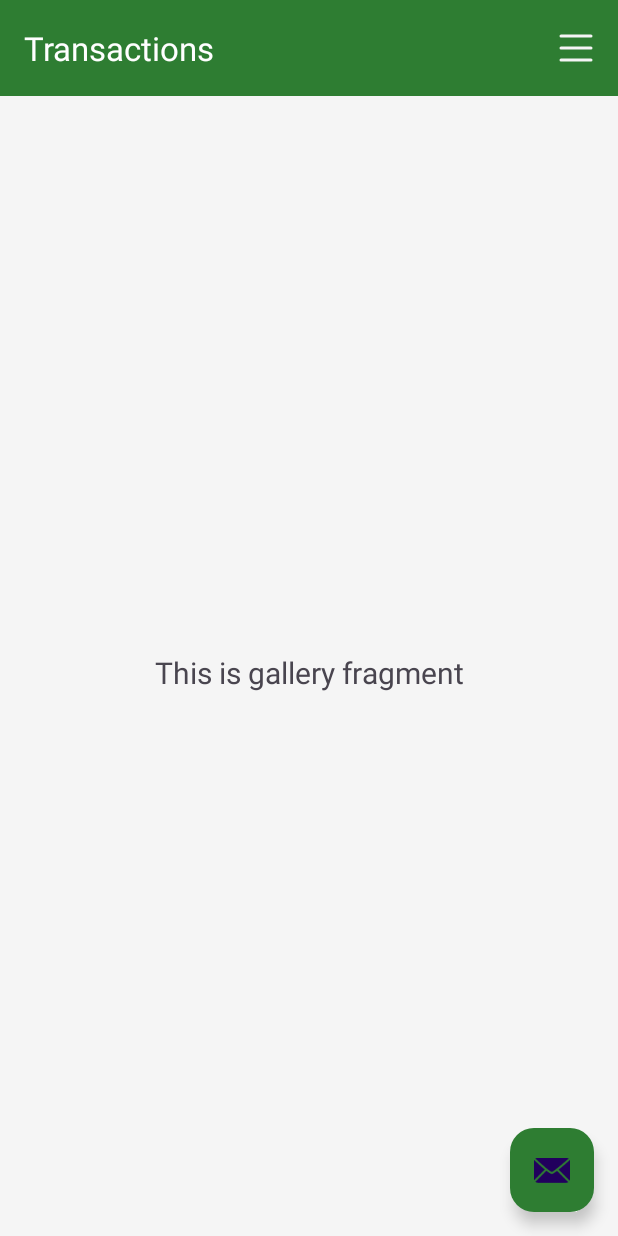
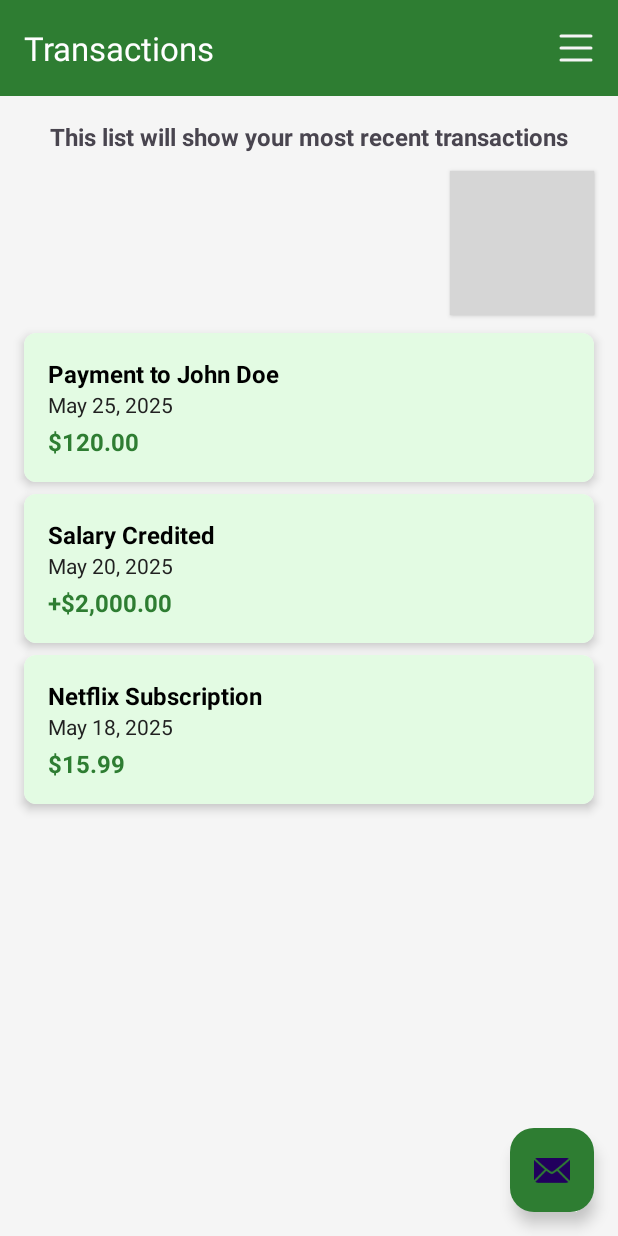
Before and after one commit to ramusama09/PDAO_App, an Android app: the screen it shows after launch once a user with an empty profile is signed in (Dashboard), in the side drawer, after a tap on "Transactions", on a phone screen of 412 x 824 dp. Run offline under Robolectric (Android 15) with nearby library versions, the phone set to English and light mode, and no system bars; our stand-ins replace Firebase (no records; nobody signed in at launch, a user with empty details on screens opened directly), navigation-ui; grey boxes are pictures that could not be loaded.

Commit message:
Ver 1.3.0
Added Log out function
Updated UI for User Dashboard
Refactored names for fragments for clarity

```diff
--- a/app/build.gradle.kts
+++ b/app/build.gradle.kts
@@ -11,8 +11,8 @@ android {
         applicationId = "com.example.pdao_app"
         minSdk = 24
         targetSdk = 34
-        versionCode = 4
-        versionName = "1.2.0"
+        versionCode = 5
+        versionName = "1.3.0"
 
         testInstrumentationRunner = "androidx.test.runner.AndroidJUnitRunner"
     }
--- a/app/src/main/java/com/example/pdao_app/Dashboard.java
+++ b/app/src/main/java/com/example/pdao_app/Dashboard.java
@@ -1,10 +1,13 @@
 package com.example.pdao_app;
 
+import android.content.Intent;
 import android.os.Bundle;
 import android.view.MenuItem;
 import android.view.View;
 import android.view.Menu;
 import android.view.Window;
+import android.widget.Button;
+import android.widget.Toast;
 
 import com.google.android.material.snackbar.Snackbar;
 import com.google.android.material.navigation.NavigationView;
@@ -21,9 +24,7 @@ import androidx.appcompat.app.AppCompatActivity;
 
 import com.example.pdao_app.databinding.ActivityDashboardBinding;
 
-import androidx.core.view.ViewCompat;
-import androidx.core.view.WindowInsetsCompat;
-import androidx.core.graphics.Insets;
+import com.google.firebase.auth.FirebaseAuth;
 
 
 public class Dashboard extends AppCompatActivity {
@@ -61,13 +62,29 @@ public class Dashboard extends AppCompatActivity {
         DrawerLayout drawer = binding.drawerLayout;
         NavigationView navigationView = binding.navView;
 
+        NavigationView navView = findViewById(R.id.nav_view);
+
+        // Inflate footer layout containing the button
+        View footerView = getLayoutInflater().inflate(R.layout.nav_logout, navView, false);
+        navView.addView(footerView);
+
+        // Setup the button click listener
+        Button footerBtn = footerView.findViewById(R.id.nav_footer_button);
+        footerBtn.setOnClickListener(v -> {
+
+            // Your logout or other action here
+            FirebaseAuth.getInstance().signOut();
+            startActivity(new Intent(this, MainActivity.class));
+            finish();
+        });
+
 
 
 
         // Passing each menu ID as a set of Ids because each
         // menu should be considered as top level destinations.
         mAppBarConfiguration = new AppBarConfiguration.Builder(
-                R.id.nav_home, R.id.nav_gallery, R.id.nav_slideshow)
+                R.id.nav_home, R.id.nav_gallery, R.id.nav_aboutyou)
                 .setOpenableLayout(drawer)
                 .build();
         NavController navController = Navigation.findNavController(this, R.id.nav_host_fragment_content_dashboard);
--- /dev/null
+++ b/app/src/main/java/com/example/pdao_app/Transaction.java
@@ -0,0 +1,25 @@
+package com.example.pdao_app;
+
+public class Transaction {
+    private String title;
+    private String date;
+    private String amount;
+
+    public Transaction(String title, String date, String amount) {
+        this.title = title;
+        this.date = date;
+        this.amount = amount;
+    }
+
+    public String getTitle() {
+        return title;
+    }
+
+    public String getDate() {
+        return date;
+    }
+
+    public String getAmount() {
+        return amount;
+    }
+}
--- /dev/null
+++ b/app/src/main/java/com/example/pdao_app/TransactionAdapter.java
@@ -0,0 +1,52 @@
+package com.example.pdao_app;
+
+import android.view.LayoutInflater;
+import android.view.View;
+import android.view.ViewGroup;
+import android.widget.TextView;
+
+import androidx.annotation.NonNull;
+import androidx.recyclerview.widget.RecyclerView;
+
+import java.util.List;
+
+public class TransactionAdapter extends RecyclerView.Adapter<TransactionAdapter.TransactionViewHolder> {
+
+    private List<Transaction> transactionList;
+
+    public TransactionAdapter(List<Transaction> transactionList) {
+        this.transactionList = transactionList;
+    }
+
+    public static class TransactionViewHolder extends RecyclerView.ViewHolder {
+        TextView title, date, amount;
+
+        public TransactionViewHolder(View itemView) {
+            super(itemView);
+            title = itemView.findViewById(R.id.text_transaction_title);
+            date = itemView.findViewById(R.id.text_transaction_date);
+            amount = itemView.findViewById(R.id.text_transaction_amount);
+        }
+    }
+
+    @NonNull
+    @Override
+    public TransactionViewHolder onCreateViewHolder(@NonNull ViewGroup parent, int viewType) {
+        View view = LayoutInflater.from(parent.getContext())
+                .inflate(R.layout.item_transaction, parent, false);
+        return new TransactionViewHolder(view);
+    }
+
+    @Override
+    public void onBindViewHolder(@NonNull TransactionViewHolder holder, int position) {
+        Transaction transaction = transactionList.get(position);
+        holder.title.setText(transaction.getTitle());
+        holder.date.setText(transaction.getDate());
+        holder.amount.setText(transaction.getAmount());
+    }
+
+    @Override
+    public int getItemCount() {
+        return transactionList.size();
+    }
+}
--- a/app/src/main/java/com/example/pdao_app/ui/gallery/GalleryFragment.java
+++ /dev/null
@@ -1,37 +0,0 @@
-package com.example.pdao_app.ui.gallery;
-
-import android.os.Bundle;
-import android.view.LayoutInflater;
-import android.view.View;
-import android.view.ViewGroup;
-import android.widget.TextView;
-
-import androidx.annotation.NonNull;
-import androidx.fragment.app.Fragment;
-import androidx.lifecycle.ViewModelProvider;
-
-import com.example.pdao_app.databinding.FragmentGalleryBinding;
-
-public class GalleryFragment extends Fragment {
-
-    private FragmentGalleryBinding binding;
-
-    public View onCreateView(@NonNull LayoutInflater inflater,
-                             ViewGroup container, Bundle savedInstanceState) {
-        GalleryViewModel galleryViewModel =
-                new ViewModelProvider(this).get(GalleryViewModel.class);
-
-        binding = FragmentGalleryBinding.inflate(inflater, container, false);
-        View root = binding.getRoot();
-
-        final TextView textView = binding.textGallery;
-        galleryViewModel.getText().observe(getViewLifecycleOwner(), textView::setText);
-        return root;
-    }
-
-    @Override
-    public void onDestroyView() {
-        super.onDestroyView();
-        binding = null;
-    }
-}
--- /dev/null
+++ b/app/src/main/java/com/example/pdao_app/ui/transaction/TransactionFragment.java
@@ -0,0 +1,58 @@
+package com.example.pdao_app.ui.transaction;
+
+import android.os.Bundle;
+import android.view.LayoutInflater;
+import android.view.View;
+import android.view.ViewGroup;
+
+import androidx.annotation.NonNull;
+import androidx.fragment.app.Fragment;
+import androidx.lifecycle.ViewModelProvider;
+import androidx.recyclerview.widget.LinearLayoutManager;
+
+import com.example.pdao_app.Transaction;
+import com.example.pdao_app.TransactionAdapter;
+import com.example.pdao_app.databinding.FragmentTransactionBinding;
+
+import java.util.ArrayList;
+import java.util.List;
+
+public class TransactionFragment extends Fragment {
+
+    private FragmentTransactionBinding binding;
+
+    public View onCreateView(@NonNull LayoutInflater inflater,
+                             ViewGroup container, Bundle savedInstanceState) {
+        TransactionViewModel transactionViewModel =
+                new ViewModelProvider(this).get(TransactionViewModel.class);
+
+        binding = FragmentTransactionBinding.inflate(inflater, container, false);
+        View root = binding.getRoot();
+
+        // Set header text via ViewModel
+        transactionViewModel.getText().observe(getViewLifecycleOwner(), text -> {
+            binding.textHeader.setText(text);
+        });
+
+        // Create mock transactions
+
+        //To populate real data, put them all in the ArrayList using "Transaction.java" as Data Model
+        List<Transaction> transactionList = new ArrayList<>();
+        transactionList.add(new Transaction("Payment to John Doe", "May 25, 2025", "$120.00"));
+        transactionList.add(new Transaction("Salary Credited", "May 20, 2025", "+$2,000.00"));
+        transactionList.add(new Transaction("Netflix Subscription", "May 18, 2025", "$15.99"));
+
+        // Set up RecyclerView
+        TransactionAdapter adapter = new TransactionAdapter(transactionList);
+        binding.recyclerTransactions.setLayoutManager(new LinearLayoutManager(getContext()));
+        binding.recyclerTransactions.setAdapter(adapter);
+
+        return root;
+    }
+
+    @Override
+    public void onDestroyView() {
+        super.onDestroyView();
+        binding = null;
+    }
+}
--- a/app/src/main/java/com/example/pdao_app/ui/gallery/GalleryViewModel.java
+++ b/app/src/main/java/com/example/pdao_app/ui/transaction/TransactionViewModel.java
@@ -1,16 +1,16 @@
-package com.example.pdao_app.ui.gallery;
+package com.example.pdao_app.ui.transaction;
 
 import androidx.lifecycle.LiveData;
 import androidx.lifecycle.MutableLiveData;
 import androidx.lifecycle.ViewModel;
 
-public class GalleryViewModel extends ViewModel {
+public class TransactionViewModel extends ViewModel {
 
     private final MutableLiveData<String> mText;
 
-    public GalleryViewModel() {
+    public TransactionViewModel() {
         mText = new MutableLiveData<>();
-        mText.setValue("This is gallery fragment");
+        mText.setValue("This list will show your most recent transactions");
     }
 
     public LiveData<String> getText() {
--- a/app/src/main/res/drawable/bg_rounded_green_button.xml
+++ b/app/src/main/res/drawable/bg_rounded_red_button.xml
@@ -3,13 +3,13 @@
     android:shape="rectangle">
 
     <!-- Background color -->
-    <solid android:color="@color/green" /> <!-- Change color as needed -->
+    <solid android:color="@color/emergency_red" /> <!-- Change color as needed -->
 
     <!-- Corner radius -->
     <corners android:radius="16dp" /> <!-- Adjust the corner radius -->
 
     <!-- Optional border -->
     <stroke
-        android:width="2dp"
+        android:width="1dp"
         android:color="@color/black" /> <!-- Optional: set to transparent to remove -->
 </shape>
--- /dev/null
+++ b/app/src/main/res/drawable/ic_menu_about_you.xml
@@ -0,0 +1,13 @@
+<vector xmlns:android="http://schemas.android.com/apk/res/android"
+    android:width="16dp"
+    android:height="16dp"
+    android:viewportWidth="16"
+    android:viewportHeight="16">
+  <path
+      android:pathData="M11,6a3,3 0,1 1,-6 0,3 3,0 0,1 6,0"
+      android:fillColor="@color/black"/>
+  <path
+      android:pathData="M0,8a8,8 0,1 1,16 0A8,8 0,0 1,0 8m8,-7a7,7 0,0 0,-5.468 11.37C3.242,11.226 4.805,10 8,10s4.757,1.225 5.468,2.37A7,7 0,0 0,8 1"
+      android:fillColor="@color/black"
+      android:fillType="evenOdd"/>
+</vector>
--- /dev/null
+++ b/app/src/main/res/drawable/ic_menu_home.xml
@@ -0,0 +1,12 @@
+<vector xmlns:android="http://schemas.android.com/apk/res/android"
+    android:width="16dp"
+    android:height="16dp"
+    android:viewportWidth="16"
+    android:viewportHeight="16">
+  <path
+      android:pathData="M8.707,1.5a1,1 0,0 0,-1.414 0L0.646,8.146a0.5,0.5 0,0 0,0.708 0.708L8,2.207l6.646,6.647a0.5,0.5 0,0 0,0.708 -0.708L13,5.793V2.5a0.5,0.5 0,0 0,-0.5 -0.5h-1a0.5,0.5 0,0 0,-0.5 0.5v1.293z"
+      android:fillColor="@color/black"/>
+  <path
+      android:pathData="m8,3.293 l6,6V13.5a1.5,1.5 0,0 1,-1.5 1.5h-9A1.5,1.5 0,0 1,2 13.5V9.293z"
+      android:fillColor="@color/black"/>
+</vector>
--- /dev/null
+++ b/app/src/main/res/drawable/ic_menu_transaction.xml
@@ -0,0 +1,12 @@
+<vector xmlns:android="http://schemas.android.com/apk/res/android"
+    android:width="16dp"
+    android:height="16dp"
+    android:viewportWidth="16"
+    android:viewportHeight="16">
+  <path
+      android:pathData="M5,0h8a2,2 0,0 1,2 2v10a2,2 0,0 1,-2 2,2 2,0 0,1 -2,2H3a2,2 0,0 1,-2 -2h1a1,1 0,0 0,1 1h8a1,1 0,0 0,1 -1V4a1,1 0,0 0,-1 -1H3a1,1 0,0 0,-1 1H1a2,2 0,0 1,2 -2h8a2,2 0,0 1,2 2v9a1,1 0,0 0,1 -1V2a1,1 0,0 0,-1 -1H5a1,1 0,0 0,-1 1H3a2,2 0,0 1,2 -2"
+      android:fillColor="@color/black"/>
+  <path
+      android:pathData="M1,6v-0.5a0.5,0.5 0,0 1,1 0L2,6h0.5a0.5,0.5 0,0 1,0 1h-2a0.5,0.5 0,0 1,0 -1zM1,9v-0.5a0.5,0.5 0,0 1,1 0L2,9h0.5a0.5,0.5 0,0 1,0 1h-2a0.5,0.5 0,0 1,0 -1zM1,11.5v0.5L0.5,12a0.5,0.5 0,0 0,0 1h2a0.5,0.5 0,0 0,0 -1L2,12v-0.5a0.5,0.5 0,0 0,-1 0"
+      android:fillColor="@color/black"/>
+</vector>
--- /dev/null
+++ b/app/src/main/res/layout/fragment_transaction.xml
@@ -0,0 +1,49 @@
+<?xml version="1.0" encoding="utf-8"?>
+<androidx.constraintlayout.widget.ConstraintLayout xmlns:android="http://schemas.android.com/apk/res/android"
+    xmlns:app="http://schemas.android.com/apk/res-auto"
+    xmlns:tools="http://schemas.android.com/tools"
+    android:layout_width="match_parent"
+    android:layout_height="match_parent"
+    tools:context=".ui.transaction.TransactionFragment">
+
+    <TextView
+        android:id="@+id/text_header"
+        android:layout_width="0dp"
+        android:layout_height="wrap_content"
+        android:layout_margin="16dp"
+        android:text="Transaction History"
+        android:textSize="16sp"
+        android:textStyle="bold"
+        android:textAlignment="center"
+        android:paddingBottom="12dp"
+        app:layout_constraintTop_toTopOf="parent"
+        app:layout_constraintStart_toStartOf="parent"
+        app:layout_constraintEnd_toEndOf="parent" />
+
+    <androidx.appcompat.widget.AppCompatButton
+        android:id="@+id/button_filter"
+        android:layout_width="wrap_content"
+        android:layout_height="wrap_content"
+        android:text="Filter"
+        android:layout_marginEnd="16dp"
+        android:background="@drawable/bg_rounded_green_button"
+        android:textColor="@color/off_white"
+        app:layout_constraintTop_toBottomOf="@id/text_header"
+        app:layout_constraintEnd_toEndOf="parent"
+        app:layout_constraintStart_toStartOf="parent"
+        app:layout_constraintHorizontal_bias="1.0" />
+
+    <androidx.recyclerview.widget.RecyclerView
+        android:id="@+id/recycler_transactions"
+        android:layout_width="0dp"
+        android:layout_height="0dp"
+        android:layout_marginStart="8dp"
+        android:layout_marginEnd="8dp"
+        android:layout_marginTop="8dp"
+        app:layout_constraintTop_toBottomOf="@id/button_filter"
+        app:layout_constraintBottom_toBottomOf="parent"
+        app:layout_constraintStart_toStartOf="parent"
+        app:layout_constraintEnd_toEndOf="parent"
+        tools:listitem="@layout/item_transaction" />
+
+</androidx.constraintlayout.widget.ConstraintLayout>
--- /dev/null
+++ b/app/src/main/res/layout/item_transaction.xml
@@ -0,0 +1,45 @@
+<?xml version="1.0" encoding="utf-8"?>
+<androidx.cardview.widget.CardView xmlns:android="http://schemas.android.com/apk/res/android"
+    xmlns:app="http://schemas.android.com/apk/res-auto"
+    android:layout_width="match_parent"
+    android:layout_height="wrap_content"
+    android:layout_marginVertical="4dp"
+    android:layout_marginHorizontal="8dp"
+    app:cardCornerRadius="8dp"
+    app:cardElevation="4dp">
+
+    <LinearLayout
+        android:layout_width="match_parent"
+        android:layout_height="wrap_content"
+        android:orientation="vertical"
+        android:padding="16dp"
+        android:background="@color/light_green_card">
+
+        <TextView
+            android:id="@+id/text_transaction_title"
+            android:layout_width="wrap_content"
+            android:layout_height="wrap_content"
+            android:text="Payment to John Doe"
+            android:textColor="@color/black"
+            android:textSize="16sp"
+            android:textStyle="bold" />
+
+        <TextView
+            android:id="@+id/text_transaction_date"
+            android:layout_width="wrap_content"
+            android:layout_height="wrap_content"
+            android:text="May 25, 2025"
+            android:textSize="14sp"
+            android:textColor="@color/text_dark" />
+
+        <TextView
+            android:id="@+id/text_transaction_amount"
+            android:layout_width="wrap_content"
+            android:layout_height="wrap_content"
+            android:text="$120.00"
+            android:textSize="16sp"
+            android:textStyle="bold"
+            android:layout_marginTop="4dp"
+            android:textColor="@color/dark_green" />
+    </LinearLayout>
+</androidx.cardview.widget.CardView>
--- a/app/src/main/res/layout/nav_header_dashboard.xml
+++ b/app/src/main/res/layout/nav_header_dashboard.xml
@@ -33,7 +33,7 @@
             app:layout_constraintEnd_toEndOf="parent"
             app:layout_constraintStart_toStartOf="parent"
             app:layout_constraintTop_toTopOf="parent"
-            app:srcCompat="@drawable/ic_profile_pic_border" />
+            app:srcCompat="@drawable/ic_menu_about_you" />
 
         <LinearLayout
             android:id="@+id/linearLayout"
@@ -64,7 +64,7 @@
                 android:textAppearance="@style/TextAppearance.AppCompat.Body2" />
 
         </LinearLayout>
+
     </androidx.constraintlayout.widget.ConstraintLayout>
 
-
 </androidx.constraintlayout.widget.ConstraintLayout>
--- a/app/src/main/res/layout/fragment_gallery.xml
+++ b/app/src/main/res/layout/nav_logout.xml
@@ -1,22 +1,20 @@
-<?xml version="1.0" encoding="utf-8"?>
 <androidx.constraintlayout.widget.ConstraintLayout xmlns:android="http://schemas.android.com/apk/res/android"
     xmlns:app="http://schemas.android.com/apk/res-auto"
     xmlns:tools="http://schemas.android.com/tools"
     android:layout_width="match_parent"
     android:layout_height="match_parent"
-    tools:context=".ui.gallery.GalleryFragment">
+    android:padding="16dp"
+    android:gravity="center">
 
-    <TextView
-        android:id="@+id/text_gallery"
+    <androidx.appcompat.widget.AppCompatButton
+        android:id="@+id/nav_footer_button"
         android:layout_width="match_parent"
         android:layout_height="wrap_content"
-        android:layout_marginStart="8dp"
-        android:layout_marginTop="8dp"
-        android:layout_marginEnd="8dp"
-        android:textAlignment="center"
-        android:textSize="20sp"
+        android:text="Logout"
+        android:textStyle="bold"
+        android:background="@drawable/bg_rounded_red_button"
+        android:textColor="@color/off_white"
         app:layout_constraintBottom_toBottomOf="parent"
         app:layout_constraintEnd_toEndOf="parent"
-        app:layout_constraintStart_toStartOf="parent"
-        app:layout_constraintTop_toTopOf="parent" />
+        app:layout_constraintStart_toStartOf="parent" />
 </androidx.constraintlayout.widget.ConstraintLayout>
--- a/app/src/main/res/menu/activity_main_drawer.xml
+++ b/app/src/main/res/menu/activity_main_drawer.xml
@@ -6,15 +6,15 @@
     <group android:checkableBehavior="single">
         <item
             android:id="@+id/nav_home"
-            android:icon="@drawable/ic_menu_camera"
+            android:icon="@drawable/ic_menu_home"
             android:title="@string/menu_home" />
         <item
             android:id="@+id/nav_gallery"
-            android:icon="@drawable/ic_menu_gallery"
+            android:icon="@drawable/ic_menu_transaction"
             android:title="@string/menu_transaction" />
         <item
-            android:id="@+id/nav_slideshow"
-            android:icon="@drawable/ic_menu_slideshow"
-            android:title="@string/menu_slideshow" />
+            android:id="@+id/nav_aboutyou"
+            android:icon="@drawable/ic_menu_about_you"
+            android:title="@string/menu_aboutyou" />
     </group>
 </menu>
--- a/app/src/main/res/navigation/mobile_navigation.xml
+++ b/app/src/main/res/navigation/mobile_navigation.xml
@@ -13,13 +13,13 @@
 
     <fragment
         android:id="@+id/nav_gallery"
-        android:name="com.example.pdao_app.ui.gallery.GalleryFragment"
+        android:name="com.example.pdao_app.ui.transaction.TransactionFragment"
         android:label="@string/menu_transaction"
-        tools:layout="@layout/fragment_gallery" />
+        tools:layout="@layout/fragment_transaction" />
 
     <fragment
-        android:id="@+id/nav_slideshow"
+        android:id="@+id/nav_aboutyou"
         android:name="com.example.pdao_app.ui.slideshow.SlideshowFragment"
-        android:label="@string/menu_slideshow"
+        android:label="@string/menu_aboutyou"
         tools:layout="@layout/fragment_slideshow" />
 </navigation>
--- a/app/src/main/res/values/colors.xml
+++ b/app/src/main/res/values/colors.xml
@@ -7,6 +7,8 @@
 
     <color name="red">#C40233</color>
     <color name="green">#4CAF50</color>
+
+    <color name="light_green_card">#E3FBE3</color>
     <color name="green_translucent">#CC4CAF50</color>
     <color name="light_green">#8BC34A</color>
     <color name="dark_green">#2E7D32</color>
--- a/app/src/main/res/values/strings.xml
+++ b/app/src/main/res/values/strings.xml
@@ -10,5 +10,5 @@
 
     <string name="menu_home">Home</string>
     <string name="menu_transaction">Transactions</string>
-    <string name="menu_slideshow">Slideshow</string>
+    <string name="menu_aboutyou">About You</string>
 </resources>
```
